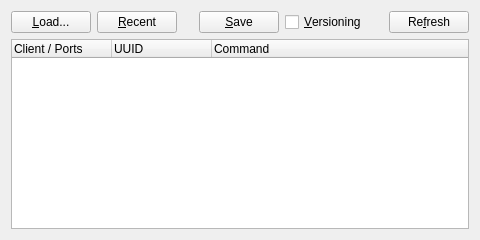
First picture: the form in src/qjackctlSessionForm.ui, repository rncbc/qjackctl, before the edit.
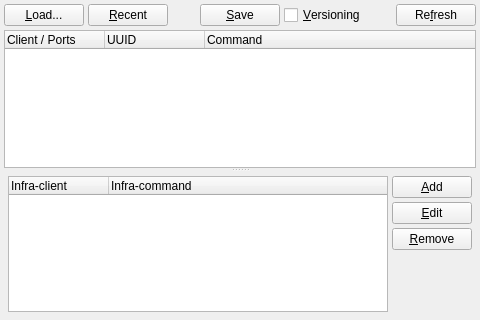
Second picture: the form after the edit. Icons and pictures are not drawn.

Commit message: - Session infra-client management finally being added. (WIP)

```diff
--- a/src/qjackctlSessionForm.ui
+++ b/src/qjackctlSessionForm.ui
@@ -27,7 +27,7 @@
     <x>0</x>
     <y>0</y>
     <width>480</width>
-    <height>240</height>
+    <height>320</height>
    </rect>
   </property>
   <property name="windowTitle">
@@ -36,8 +36,10 @@
   <property name="windowIcon">
    <iconset resource="qjackctl.qrc">:/images/session1.png</iconset>
   </property>
-  <layout class="QGridLayout" name="gridLayout">
-   <item row="0" column="0">
+  <layout class="QVBoxLayout" name="verticalLayout">
+   <item>
+    <layout class="QHBoxLayout" name="horizontalLayout">
+     <item>
     <widget class="QPushButton" name="LoadSessionPushButton">
      <property name="toolTip">
       <string>Load session</string>
@@ -50,7 +52,7 @@
      </property>
     </widget>
    </item>
-   <item row="0" column="1">
+     <item>
     <widget class="QPushButton" name="RecentSessionPushButton">
      <property name="toolTip">
       <string>Recent session</string>
@@ -60,7 +62,7 @@
      </property>
     </widget>
    </item>
-   <item row="0" column="2">
+     <item>
     <spacer>
      <property name="orientation">
       <enum>Qt::Horizontal</enum>
@@ -73,7 +75,7 @@
      </property>
     </spacer>
    </item>
-   <item row="0" column="3">
+     <item>
     <widget class="QPushButton" name="SaveSessionPushButton">
      <property name="toolTip">
       <string>Save session</string>
@@ -86,7 +88,7 @@
      </property>
     </widget>
    </item>
-   <item row="0" column="4">
+     <item>
     <widget class="QCheckBox" name="SaveSessionVersionCheckBox">
      <property name="toolTip">
       <string>Save session versioning</string>
@@ -96,7 +98,7 @@
      </property>
     </widget>
    </item>
-   <item row="0" column="5">
+     <item>
 	<spacer>
 	 <property name="orientation">
 	  <enum>Qt::Horizontal</enum>
@@ -109,7 +111,7 @@
 	 </property>
 	</spacer>
    </item>
-   <item row="0" column="6">
+     <item>
     <widget class="QPushButton" name="UpdateSessionPushButton">
      <property name="toolTip">
       <string>Update session</string>
@@ -122,7 +124,13 @@
      </property>
     </widget>
    </item>
-   <item row="1" column="0" colspan="7">
+    </layout>
+   </item>
+   <item>
+    <widget class="QSplitter" name="InfraClientSplitter">
+     <property name="orientation">
+      <enum>Qt::Vertical</enum>
+     </property>
     <widget class="QTreeWidget" name="SessionTreeView">
      <property name="rootIsDecorated">
       <bool>false</bool>
@@ -152,9 +160,96 @@
       </property>
      </column>
     </widget>
-   </item>
-  </layout>
- </widget>
+     <widget class="QWidget" name="InfraClientWidget">
+      <layout class="QGridLayout">
+       <item row="0" column="0" rowspan="4">
+        <widget class="QTreeWidget" name="InfraClientListView">
+         <property name="toolTip">
+          <string>Infra-clients / commands</string>
+         </property>
+         <property name="rootIsDecorated">
+          <bool>false</bool>
+         </property>
+         <property name="uniformRowHeights">
+          <bool>true</bool>
+         </property>
+         <property name="sortingEnabled">
+          <bool>false</bool>
+         </property>
+         <property name="allColumnsShowFocus">
+          <bool>true</bool>
+         </property>
+         <column>
+          <property name="text">
+           <string>Infra-client</string>
+          </property>
+         </column>
+         <column>
+          <property name="text">
+           <string>Infra-command</string>
+          </property>
+         </column>
+        </widget>
+       </item>
+       <item row="0" column="1">
+        <widget class="QPushButton" name="AddInfraClientPushButton">
+         <property name="toolTip">
+          <string>Add infra-client</string>
+         </property>
+         <property name="text">
+          <string>&amp;Add</string>
+         </property>
+         <property name="icon">
+          <iconset resource="qjackctl.qrc">:/images/add1.png</iconset>
+         </property>
+        </widget>
+       </item>
+       <item row="1" column="1">
+        <widget class="QPushButton" name="EditInfraClientPushButton">
+         <property name="toolTip">
+          <string>Edit infra-client</string>
+         </property>
+         <property name="text">
+          <string>&amp;Edit</string>
+         </property>
+         <property name="icon">
+          <iconset resource="qjackctl.qrc">:/images/edit1.png</iconset>
+         </property>
+        </widget>
+       </item>
+       <item row="2" column="1">
+        <widget class="QPushButton" name="RemoveInfraClientPushButton">
+         <property name="toolTip">
+          <string>Remove infra-client</string>
+         </property>
+         <property name="text">
+          <string>&amp;Remove</string>
+         </property>
+         <property name="icon">
+          <iconset resource="qjackctl.qrc">:/images/remove1.png</iconset>
+         </property>
+        </widget>
+       </item>
+       <item row="3" column="1">
+        <spacer>
+         <property name="orientation">
+          <enum>Qt::Vertical</enum>
+         </property>
+         <property name="sizeHint" stdset="0">
+          <size>
+           <width>20</width>
+           <height>8</height>
+          </size>
+         </property>
+        </spacer>
+       </item>
+      </layout>
+     </widget>
+    </widget>
+   </item>
+  </layout>
+ </widget>
+ <layoutdefault spacing="4" margin="4" />
  <tabstops>
   <tabstop>LoadSessionPushButton</tabstop>
   <tabstop>RecentSessionPushButton</tabstop>
```
Left out of the diff: 9 changed lines with no effect on the pictures. Lines whose indentation alone changed are shown as unchanged. The commit also changes 18 other files.
